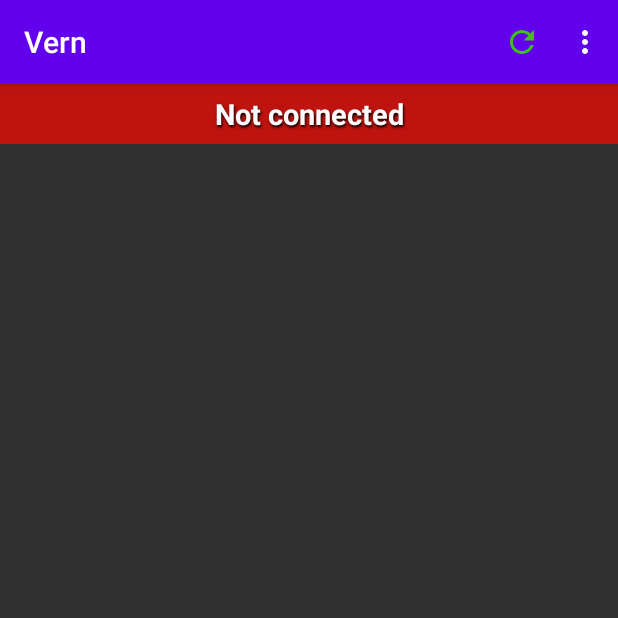
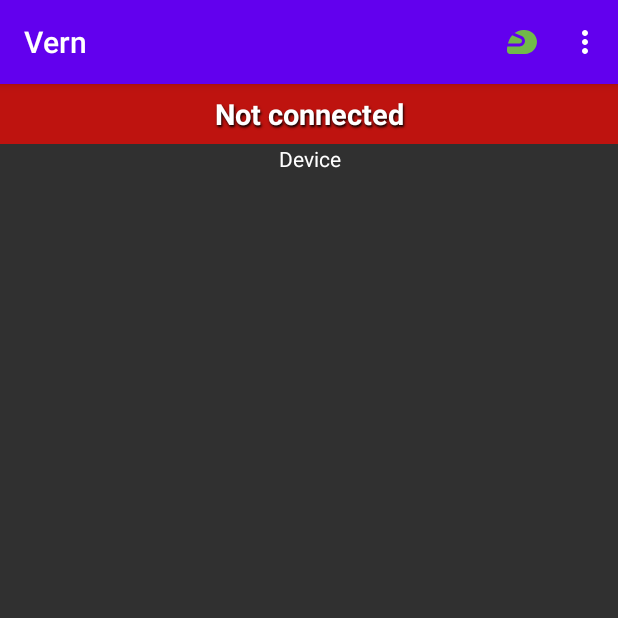
Before and after one commit to lymericky/Vern, an Android app: the screen it shows after launch (MainActivity), in the options menu, after a tap on an icon or button, on a phone screen of 412 x 824 dp, the top half of it. Run offline under Robolectric (Android 15) with nearby library versions, the phone set to English and light mode, and no system bars; libraries missing offline, so code that uses them is left out: com.github.anastr.speedviewlib, de.greenrobot.event; 7 statements that could not run were skipped.

Commit message:
added toggle to visibility

```diff
--- a/app/src/main/java/com/denommeinc/vern/MainActivity.java
+++ b/app/src/main/java/com/denommeinc/vern/MainActivity.java
@@ -19,6 +19,7 @@ import android.view.View;
 import android.widget.Button;
 import android.widget.CompoundButton;
 import android.widget.ImageButton;
+import android.widget.LinearLayout;
 import android.widget.ProgressBar;
 import android.widget.Spinner;
 import android.widget.TextView;
@@ -52,7 +53,7 @@ import javax.script.ScriptException;
 
 import de.greenrobot.event.EventBus;
 
-
+@SuppressLint("NewApi")
 public class MainActivity extends AppCompatActivity implements
         PairedDevicesDialog.PairedDeviceDialogListener {
 
@@ -427,9 +428,6 @@ public class MainActivity extends AppCompatActivity implements
     private List<BluetoothDevice> mDeviceList;
     BluetoothDevice device;
     SendOBD2CMD sendOBD2CMD;
-   // ConvertToDecimal convertToDecimal = new ConvertToDecimal();
-    //SendUserCommands sendUserCommands;
-
 
     // Files
     FileWriter fileWriter;
@@ -447,11 +445,13 @@ public class MainActivity extends AppCompatActivity implements
 
     Spinner cmdSelection;
     ImageButton gauges_btn;
+    ImageButton hideLayout_btn;
     ToggleButton kLineCMD_tb;
 
     Button sendCMD_btn;
     // Views
     FragmentContainerView fcv;
+    LinearLayout kLineLayout;
 
     public String getOUTPUT() {
         return OUTPUT;
@@ -558,6 +558,7 @@ public class MainActivity extends AppCompatActivity implements
                         // save the connected device's name
                         mConnectedDeviceName = msg.getData().getString(DEVICE_NAME);
                         deviceStatus_txt.setText("Connected : " + mConnectedDeviceName);
+                        deviceStatus_txt.setTextColor(getColor(R.color.green));
                         break;
                 }
             }
@@ -598,9 +599,13 @@ public class MainActivity extends AppCompatActivity implements
 
         kLineCMD_tb = findViewById(R.id.kLineCMD_tb);
         kLineCMD_tb.setEnabled(true);
+        kLineCMD_tb.setChecked(true);
         sendCMD_btn = findViewById(R.id.sendCMD_btn);
+        hideLayout_btn = findViewById(R.id.hideLayout_btn);
+        kLineLayout = findViewById(R.id.kLineLayout);
 
         mConnectionStatus = findViewById(R.id.tvConnectionStatus);
+        deviceStatus_txt = findViewById(R.id.deviceStatus_txt);
         protocol_txt = findViewById(R.id.output_txt);
         standards_txt = findViewById(R.id.standards_txt);
 
@@ -630,6 +635,13 @@ public class MainActivity extends AppCompatActivity implements
                 if (isChecked) {
                     sendKlineCommands(getApplicationContext());
                 }
+            }
+        });
+
+        hideLayout_btn.setOnClickListener(new View.OnClickListener() {
+            @Override
+            public void onClick(View v) {
+                    kLineLayout.setVisibility(View.GONE);
             }
         });
     }
@@ -730,10 +742,10 @@ public class MainActivity extends AppCompatActivity implements
                 sendOBD2CMD = new SendOBD2CMD(this, "04", mIOGateway);
                 return true;
 
-            case R.id.reload_btn:
-                sendAllCommands(getApplicationContext());
-                ALL_SENT = true;
-                return true;
+            case R.id.menu_view_kline:
+                if (!kLineLayout.isInLayout()) {
+                    kLineLayout.setVisibility(View.VISIBLE);
+                }
         }
 
         return super.onOptionsItemSelected(item);
@@ -863,9 +875,11 @@ public class MainActivity extends AppCompatActivity implements
         this.device = device;
     }
 
+
     @Override
     public void onSearchAroundDevicesRequested() {
         scanAroundDevices();
+        deviceStatus_txt.setTextColor(getColor(R.color.teal_200));
         deviceStatus_txt.setText(R.string.scanning);
     }
 
@@ -873,6 +887,7 @@ public class MainActivity extends AppCompatActivity implements
     public void onCancelScanningRequested() {
         cancelScanning();
         deviceStatus_txt.setText(R.string.scan_canceled);
+        deviceStatus_txt.setTextColor(getColor(R.color.halo_red));
     }
 
     private void sendUserCommands(Context context) {
@@ -994,6 +1009,7 @@ public class MainActivity extends AppCompatActivity implements
         if (buffer.contains("STOPPED")) {
            // Log.i("MA", String.valueOf(device) + "STOPPED");
             deviceStatus_txt.setText(R.string.stopped);
+            deviceStatus_txt.setTextColor(getColor(R.color.halo_red));
         }
         switch (kLineCMDPointer) {
             case 0:
--- /dev/null
+++ b/app/src/main/res/drawable/ic_motorsports.xml
@@ -0,0 +1,6 @@
+<vector android:height="24dp" android:tint="#71BA4A"
+    android:viewportHeight="24" android:viewportWidth="24"
+    android:width="24dp" xmlns:android="http://schemas.android.com/apk/res/android">
+    <path android:fillColor="@android:color/white" android:pathData="M12,11.39c0,-0.65 -0.39,-1.23 -0.98,-1.48L5.44,7.55c-1.48,1.68 -2.32,3.7 -2.8,5.45h7.75C11.28,13 12,12.28 12,11.39z"/>
+    <path android:fillColor="@android:color/white" android:pathData="M21.96,11.22c-0.41,-4.41 -4.56,-7.49 -8.98,-7.2c-2.51,0.16 -4.44,0.94 -5.93,2.04l4.74,2.01c1.33,0.57 2.2,1.87 2.2,3.32c0,1.99 -1.62,3.61 -3.61,3.61H2.21C2,16.31 2,17.2 2,17.2V18c0,1.1 0.9,2 2,2h10C18.67,20 22.41,15.99 21.96,11.22z"/>
+</vector>
--- a/app/src/main/res/layout/activity_main.xml
+++ b/app/src/main/res/layout/activity_main.xml
@@ -22,29 +22,56 @@
             android:background="@color/halo_red"
             android:gravity="center"
             android:text="@string/BT_connection_status" />
+        <TextView
+            android:id="@+id/deviceStatus_txt"
+            android:layout_width="match_parent"
+            android:layout_height="wrap_content"
+            android:hint="@string/device"
+            android:textColor="@color/white"
+            android:textColorHint="@color/white"
+            android:layout_below="@+id/tvConnectionStatus"
+            android:gravity="center_horizontal"/>
 
         <LinearLayout
             android:id="@+id/kLineLayout"
             android:layout_width="250dp"
             android:layout_height="wrap_content"
             android:orientation="vertical"
-            android:layout_below="@+id/tvConnectionStatus"
+            android:layout_below="@+id/deviceStatus_txt"
             android:layout_centerHorizontal="true"
             android:visibility="gone">
 
             <TextView
                 android:layout_width="match_parent"
                 android:layout_height="wrap_content"
+                android:gravity="center_horizontal"
                 android:hint="@string/k_line_data_only"
                 android:textColorHint="@color/halo_red"
-                android:gravity="center_horizontal"/>
+                tools:ignore="TextContrastCheck" />
 
-            <Button
-                android:id="@+id/sendCMD_btn"
-                android:layout_width="wrap_content"
+            <RelativeLayout
+                android:layout_width="match_parent"
                 android:layout_height="wrap_content"
-                android:text="@string/send_cmd"
-                android:layout_gravity="center_horizontal"/>
+                android:orientation="horizontal">
+                <Button
+                    android:id="@+id/sendCMD_btn"
+                    android:layout_width="wrap_content"
+                    android:layout_height="wrap_content"
+                    android:text="@string/send_cmd"
+                    android:layout_gravity="center_horizontal"
+                    android:layout_alignParentStart="true"
+                    android:layout_toStartOf="@+id/hideLayout_btn"/>
+
+                <ImageButton
+                    android:id="@+id/hideLayout_btn"
+                    android:layout_width="48dp"
+                    android:layout_height="48dp"
+                    android:src="@drawable/ic_baseline_close_24"
+                    android:contentDescription="@string/close_gauges"
+                    android:layout_alignParentEnd="true"
+                    android:background="@color/transparent" />
+
+            </RelativeLayout>
 
             <TextView
                 android:id="@+id/output_txt"
--- a/app/src/main/res/menu/menu_main.xml
+++ b/app/src/main/res/menu/menu_main.xml
@@ -35,9 +35,9 @@
         app:showAsAction="never"/>
 
     <item
-        android:id="@+id/reload_btn"
-        android:title="@string/reload"
-        app:showAsAction="ifRoom|withText"
-        android:icon="@drawable/ic_baseline_refresh_24"/>
+        android:id="@+id/menu_view_kline"
+        android:title="@string/k_line"
+        app:showAsAction="ifRoom"
+        android:icon="@drawable/ic_motorsports"/>
 
 </menu>
--- a/app/src/main/res/values/strings.xml
+++ b/app/src/main/res/values/strings.xml
@@ -89,6 +89,7 @@
     <string name="protocol">Protocol</string>
     <string name="k_line_data_only">K-LINE DATA Only</string>
     <string name="k_line">K-Line</string>
+    <string name="device">Device</string>
 
     <string-array name="obd_cmd">
         <item>CMD Selection</item>
```
